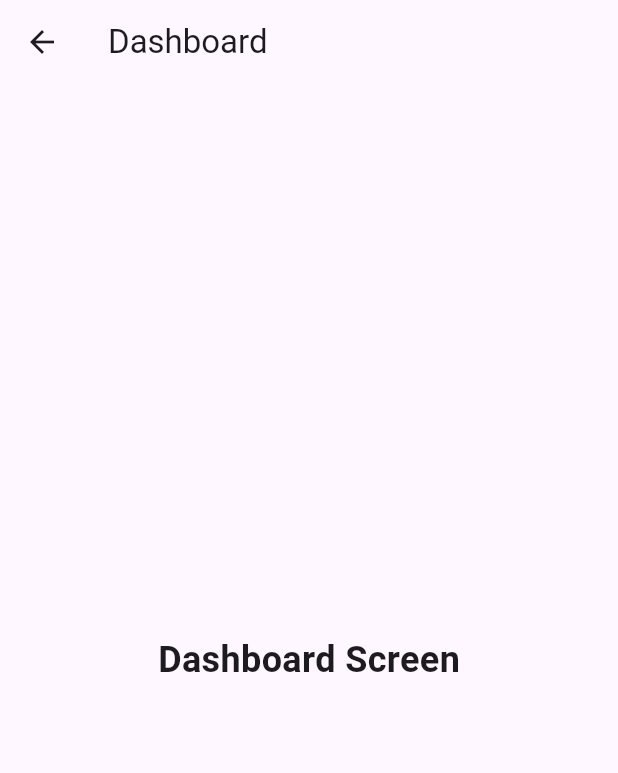
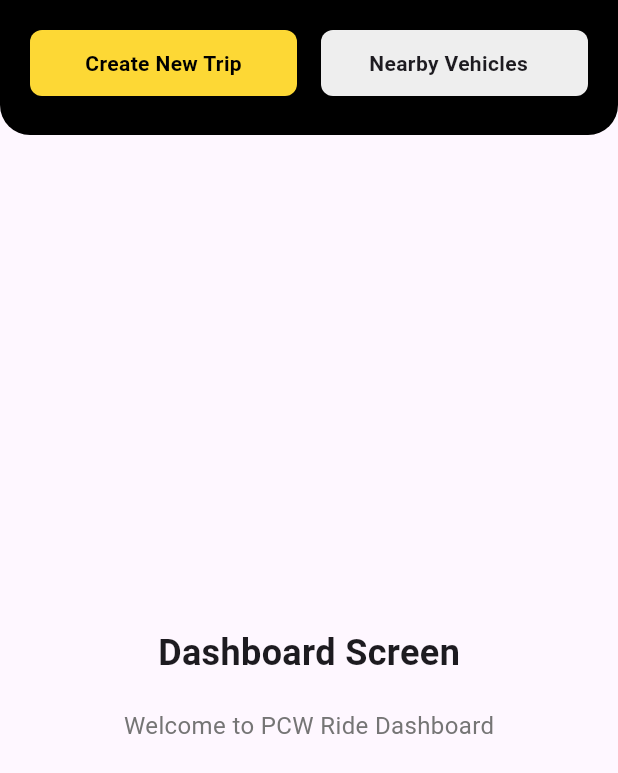
Before and after one commit to Buddika-Kasun/vehiclereservation_frontend_flutter_, a Flutter app: the DashboardScreen screen opened directly, on a phone screen of 412 x 824 dp. Shown: the top 773 px of the screen. Run offline on Flutter 3.47's test engine with Material 3 defaults, Android fonts, the phone set to English and light mode, and no system bars; our stand-ins replace flutter_secure_storage, shared_preferences; accounts and stored records are empty.

Commit message:
Add top bar to dashboard

```diff
--- a/lib/screens/sub_screens/dashboard_screen.dart
+++ b/lib/screens/sub_screens/dashboard_screen.dart
@@ -3,17 +3,105 @@ import 'package:flutter/material.dart';
 class DashboardScreen extends StatelessWidget {
   const DashboardScreen({Key? key}) : super(key: key);
 
+  void _handleCreateTrip() {
+    // TODO: Implement create trip functionality
+    print('Create New Trip clicked');
+  }
+
+  void _handleNearbyVehicles() {
+    // TODO: Implement nearby vehicles functionality
+    print('Nearby Vehicles clicked');
+  }
+
   @override
   Widget build(BuildContext context) {
     return Scaffold(
-      appBar: AppBar(
-        title: Text('Dashboard'),
-      ),
-      body: Center(
-        child: Text(
-          'Dashboard Screen',
-          style: TextStyle(fontSize: 24, fontWeight: FontWeight.bold),
-        ),
+      body: Column(
+        children: [
+          // Create Trip & Nearby Vehicles Buttons
+          Container(
+            padding: const EdgeInsets.only(top: 20, bottom: 26, left: 20, right: 20),
+            decoration: BoxDecoration(
+              color: Colors.black,
+              borderRadius: BorderRadius.only(
+                bottomLeft: Radius.circular(20),
+                bottomRight: Radius.circular(20),
+              ),
+            ),
+            child: Row(
+              children: [
+                Expanded(
+                  child: GestureDetector(
+                    onTap: _handleCreateTrip,
+                    child: Container(
+                      padding: EdgeInsets.symmetric(horizontal: 16, vertical: 12),
+                      decoration: BoxDecoration(
+                        color: Colors.yellow[600],
+                        borderRadius: BorderRadius.circular(8),
+                      ),
+                      child: Center(
+                        child: Text(
+                          'Create New Trip',
+                          style: TextStyle(
+                            color: Colors.black,
+                            fontWeight: FontWeight.bold,
+                          ),
+                        ),
+                      ),
+                    ),
+                  ),
+                ),
+                SizedBox(width: 16),
+                Expanded(
+                  child: GestureDetector(
+                    onTap: _handleNearbyVehicles,
+                    child: Container(
+                      padding: EdgeInsets.symmetric(horizontal: 16, vertical: 12),
+                      decoration: BoxDecoration(
+                        color: Colors.grey[200],
+                        borderRadius: BorderRadius.circular(8),
+                      ),
+                      child: Center(
+                        child: Row(
+                          mainAxisAlignment: MainAxisAlignment.center,
+                          children: [
+                            Text(
+                              'Nearby Vehicles',
+                              style: TextStyle(
+                                fontWeight: FontWeight.bold,
+                              ),
+                            ),
+                            SizedBox(width: 8),
+                          ],
+                        ),
+                      ),
+                    ),
+                  ),
+                ),
+              ],
+            ),
+          ),
+
+          // Dashboard Content
+          Expanded(
+            child: Center(
+              child: Column(
+                mainAxisAlignment: MainAxisAlignment.center,
+                children: [
+                  Text(
+                    'Dashboard Screen',
+                    style: TextStyle(fontSize: 24, fontWeight: FontWeight.bold),
+                  ),
+                  SizedBox(height: 20),
+                  Text(
+                    'Welcome to PCW Ride Dashboard',
+                    style: TextStyle(fontSize: 16, color: Colors.grey[600]),
+                  ),
+                ],
+              ),
+            ),
+          ),
+        ],
       ),
     );
   }
```
